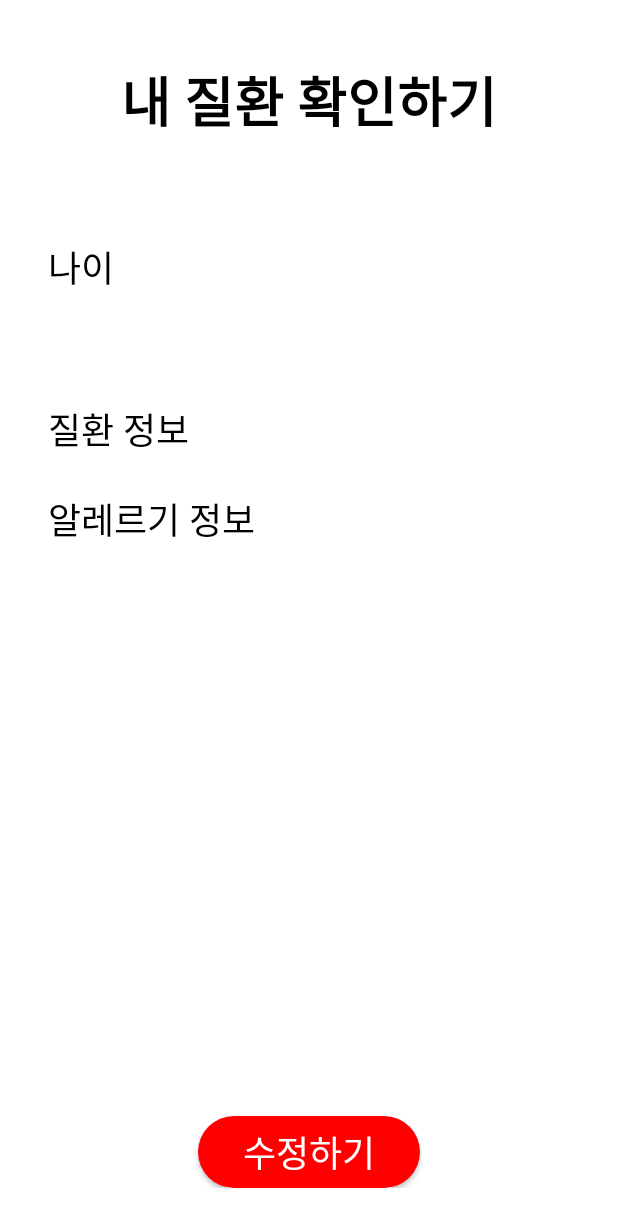
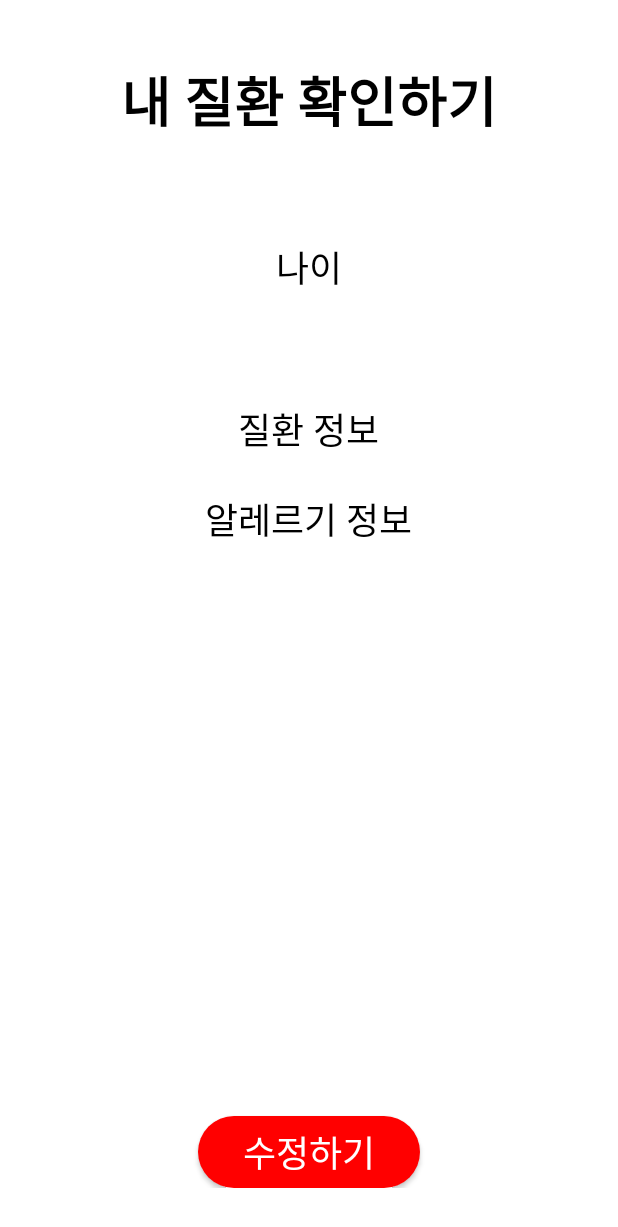
Before and after one commit to BeYourEyes/Android-Firebase, an Android app: the UserInfoActivity screen opened directly, with no data from a screen before it, on a phone screen of 412 x 824 dp. Shown: the top 1227 px of the screen. Run offline under Robolectric (Android 15) with nearby library versions, the phone set to English and light mode, and no system bars; our stand-ins replace Firebase (no records; nobody signed in at launch, a user with empty details on screens opened directly).

Commit message:
userInfoActivity Layout Fixed2 All Toast msg deleted

```diff
--- a/app/src/main/res/layout/activity_user_info.xml
+++ b/app/src/main/res/layout/activity_user_info.xml
@@ -33,9 +33,10 @@
 
       <TextView
           android:id="@+id/ageText"
-          android:layout_width="match_parent"
+          android:layout_width="wrap_content"
           android:layout_height="wrap_content"
           android:layout_marginTop="34sp"
+          android:layout_gravity="center"
           android:fontFamily="@font/pretendard700"
           android:text="나이"
           android:textColor="@color/black"
@@ -43,11 +44,10 @@
 
       <TextView
           android:id="@+id/infoAge"
-          android:layout_width="match_parent"
+          android:layout_width="wrap_content"
           android:layout_height="wrap_content"
-          android:layout_marginStart="128sp"
+          android:layout_gravity="center"
           android:layout_marginTop="12sp"
-          android:layout_marginEnd="128sp"
           android:fontFamily="@font/pretendard500"
           android:minHeight="48dp"
           android:textAlignment="center"
@@ -56,8 +56,9 @@
 
       <TextView
           android:id="@+id/diseaseText"
-          android:layout_width="match_parent"
+          android:layout_width="wrap_content"
           android:layout_height="wrap_content"
+          android:layout_gravity="center"
           android:layout_marginTop="12sp"
           android:fontFamily="@font/pretendard700"
           android:text="질환 정보"
@@ -66,7 +67,7 @@
 
       <com.google.android.material.chip.ChipGroup
           android:id="@+id/diseaseChipGroup"
-          android:layout_width="match_parent"
+          android:layout_width="wrap_content"
           android:layout_height="wrap_content"
           android:layout_gravity="center"
           android:layout_marginTop="12sp"
@@ -77,8 +78,9 @@
 
       <TextView
           android:id="@+id/allergicText"
-          android:layout_width="match_parent"
+          android:layout_width="wrap_content"
           android:layout_height="wrap_content"
+          android:layout_gravity="center"
           android:layout_marginTop="12sp"
           android:fontFamily="@font/pretendard700"
           android:text="알레르기 정보"
@@ -87,7 +89,7 @@
 
       <com.google.android.material.chip.ChipGroup
           android:id="@+id/allergyChipGroup"
-          android:layout_width="match_parent"
+          android:layout_width="wrap_content"
           android:layout_height="wrap_content"
           android:layout_gravity="center"
           android:layout_marginTop="12sp"
```
Also changed, not shown: app/src/main/java/com/example/beyoureyes/SplashActivity.kt (+5 -13 lines).
